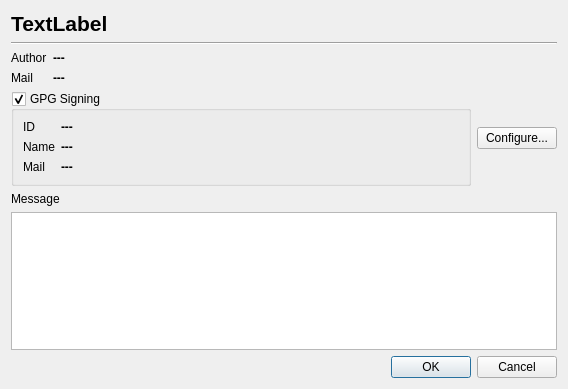
This is src/CommitDialog.ui in soramimi/Guitar as Qt 5 draws it before an edit. The edited form follows.
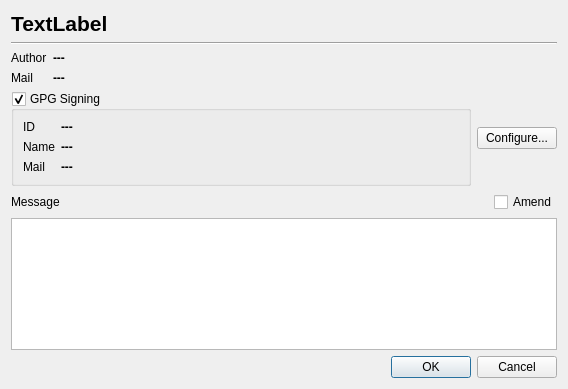
This is the edited form.

Commit message: feat: add amend checkbox to commit dialog

What changed in the file:
```diff
--- a/src/CommitDialog.ui
+++ b/src/CommitDialog.ui
@@ -193,11 +193,25 @@
     </layout>
    </item>
    <item>
+    <layout class="QHBoxLayout" name="horizontalLayout_3">
+     <property name="topMargin">
+      <number>0</number>
+     </property>
+     <item alignment="Qt::AlignLeft">
     <widget class="QLabel" name="label">
      <property name="text">
       <string>Message</string>
      </property>
     </widget>
+     </item>
+     <item alignment="Qt::AlignRight">
+      <widget class="QCheckBox" name="checkbox_amend">
+       <property name="text">
+        <string>Amend</string>
+       </property>
+      </widget>
+     </item>
+    </layout>
    </item>
    <item>
     <widget class="QPlainTextEdit" name="plainTextEdit"/>
```
Lines whose indentation alone changed are shown as unchanged. The commit also changes 11 other files.
